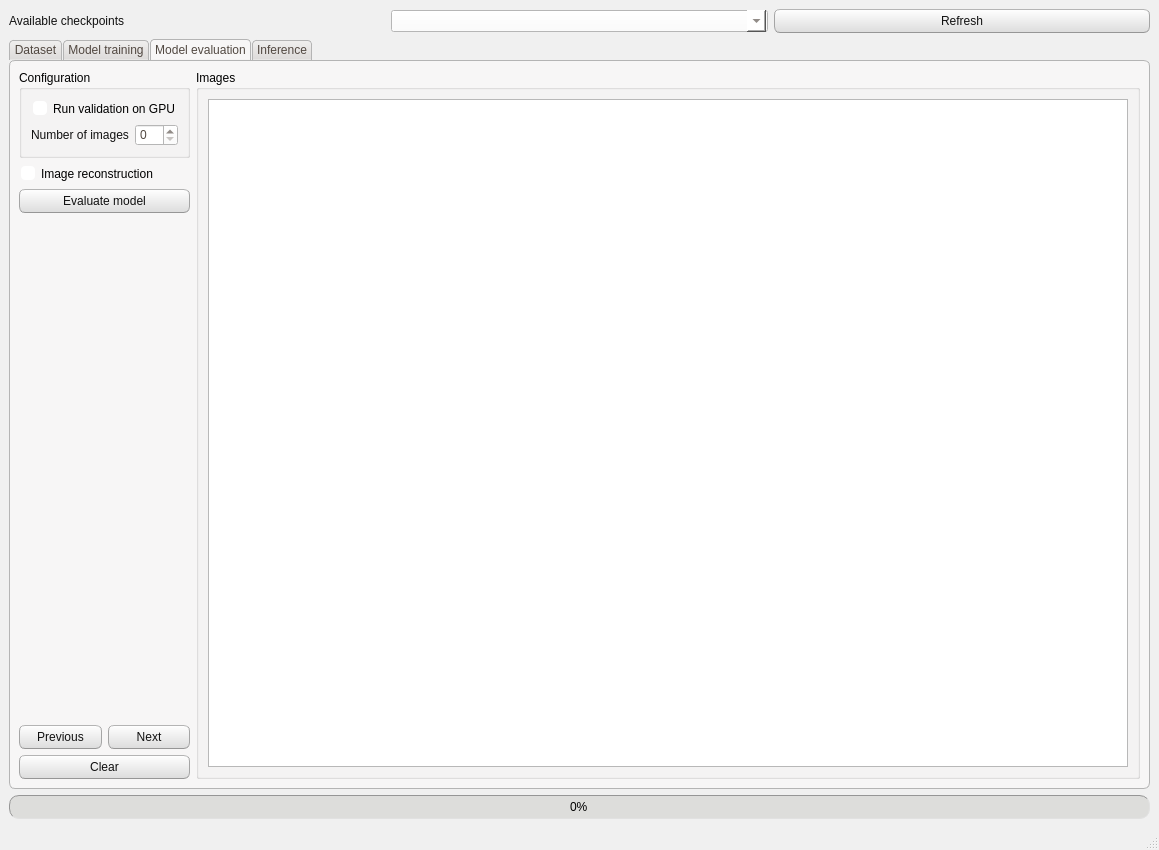
CTCycle/FEXT-Autoencoder, file FEXT/commons/interface/layout/window_layout.ui: the form before one commit.
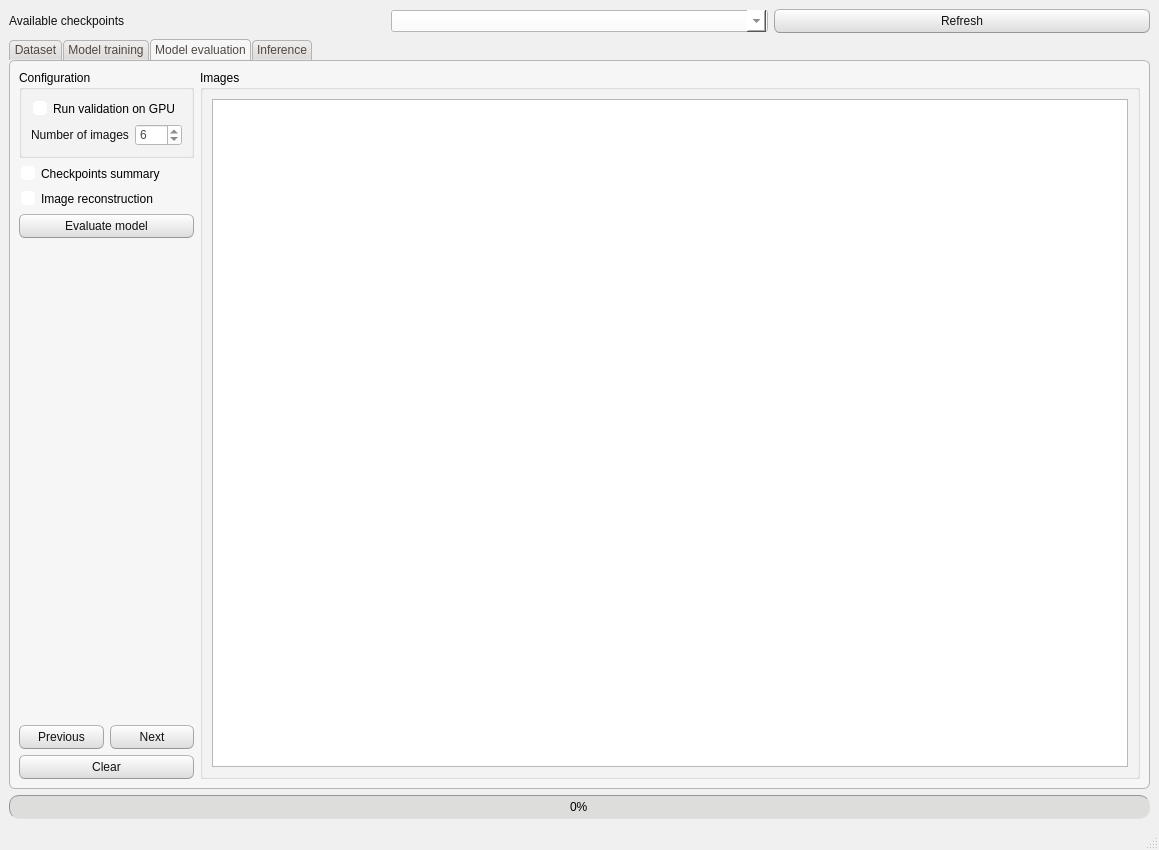
The form after the commit. The open tabs and pages were chosen to show the change.

Commit message: fixed handling of multiple canvas

What changed in the file:
```diff
--- a/FEXT/commons/interface/layout/window_layout.ui
+++ b/FEXT/commons/interface/layout/window_layout.ui
@@ -1461,13 +1461,27 @@
                 </widget>
                </item>
                <item>
-                <widget class="QSpinBox" name="numImages"/>
+                <widget class="QSpinBox" name="numImages">
+                 <property name="maximum">
+                  <number>100</number>
+                 </property>
+                 <property name="value">
+                  <number>6</number>
+                 </property>
+                </widget>
                </item>
               </layout>
              </item>
             </layout>
            </widget>
           </item>
+          <item>
+           <widget class="QCheckBox" name="checkpointSummary">
+            <property name="text">
+             <string>Checkpoints summary</string>
+            </property>
+           </widget>
+          </item>
           <item>
            <widget class="QCheckBox" name="imgReconstruction">
             <property name="text">
```
Left out of the diff: 6 changed lines with no effect on the pictures. The commit also changes 2 other files.
